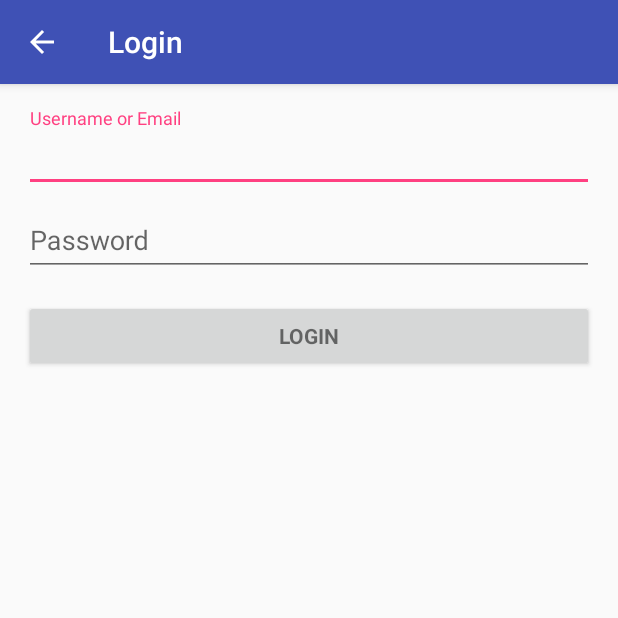
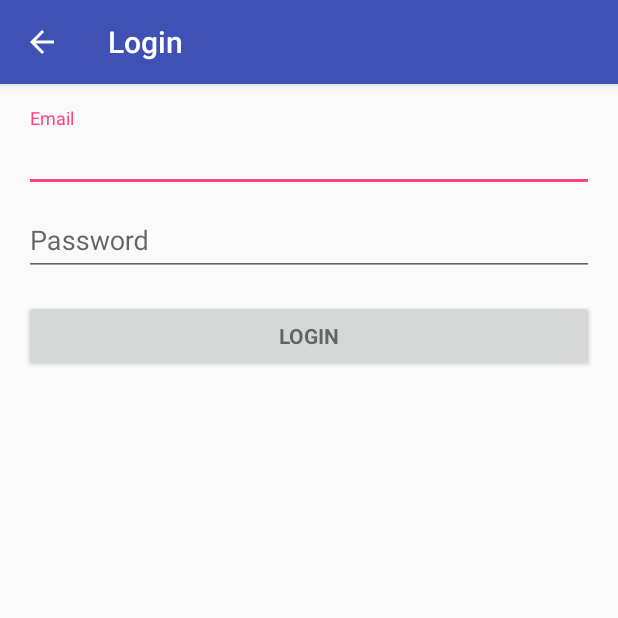
Before and after one commit to ucsdCSE110wi16/CSE110M260T8, an Android app: the screen it shows after launch (LoginActivity), after a tap on "LOGIN", on a phone screen of 412 x 824 dp, the top half of it. Run offline under Robolectric (Android 15) with nearby library versions, the light colour scheme and no system bars; libraries missing offline, so code that uses them is left out: com.firebase.client; 3 statements that could not run were skipped.

Commit message:
Reverting foreced changes, adding empty contsructors

```diff
--- a/app/src/main/java/com/example/anara/myapplication/GroupKeywords.java
+++ b/app/src/main/java/com/example/anara/myapplication/GroupKeywords.java
@@ -15,4 +15,7 @@ String groupId;
 
     public void setgroupKey(String keyword) { this.keyword = keyword; }
 
+    public GroupKeywords(){
+
+    }
 }
--- a/app/src/main/java/com/example/anara/myapplication/GroupMembers.java
+++ b/app/src/main/java/com/example/anara/myapplication/GroupMembers.java
@@ -14,6 +14,8 @@ public class GroupMembers {
     public String getUserMem() { return userId; }
 
     public void setUserMem(String userId) { this.userId = userId; }
+    public GroupMembers(){
 
+    }
 
 }
--- a/app/src/main/java/com/example/anara/myapplication/GroupMessages.java
+++ b/app/src/main/java/com/example/anara/myapplication/GroupMessages.java
@@ -14,4 +14,8 @@ public class GroupMessages {
     public void setGGroupId( String groupId ){ this.groupId = groupId; }
 
     public String getGGroupId(){ return groupId; }
+
+    public GroupMessages(){
+
+    }
 }
--- a/app/src/main/java/com/example/anara/myapplication/Keywords.java
+++ b/app/src/main/java/com/example/anara/myapplication/Keywords.java
@@ -1,6 +1,6 @@
 package com.example.anara.myapplication;
 
-/**
+/*
  * Created by anara on 2/24/2016.
  */
 public class Keywords {
@@ -10,4 +10,7 @@ public class Keywords {
 
     public void setKeyword(String keyword) { this.keyword = keyword; }
 
+    public Keywords(){
+
+    }
 }
--- a/app/src/main/java/com/example/anara/myapplication/LoginActivity.java
+++ b/app/src/main/java/com/example/anara/myapplication/LoginActivity.java
@@ -3,6 +3,7 @@ package com.example.anara.myapplication;
 import android.animation.Animator;
 import android.animation.AnimatorListenerAdapter;
 import android.annotation.TargetApi;
+import android.app.DownloadManager;
 import android.content.pm.PackageManager;
 import android.support.annotation.NonNull;
 import android.support.design.widget.Snackbar;
@@ -19,6 +20,7 @@ import android.os.Build;
 import android.os.Bundle;
 import android.provider.ContactsContract;
 import android.text.TextUtils;
+import android.util.Log;
 import android.view.KeyEvent;
 import android.view.View;
 import android.view.View.OnClickListener;
@@ -50,9 +52,10 @@ public class LoginActivity extends AppCompatActivity implements LoaderCallbacks<
      * A dummy authentication store containing known user names and passwords.
      * TODO: remove after connecting to a real authentication system.
      */
-    private static final ArrayList<User>uList = new ArrayList<User>();
+    private static final ArrayList<User>uList = new ArrayList<>();
     Firebase ref = new Firebase("https://burning-fire-7007.firebaseio.com/user");
-    ref.orderByKey();
+
+
     private static final String[] DUMMY_CREDENTIALS = new String[]{
             "foo@example.com:hello", "bar@example.com:world"
     };
@@ -68,7 +71,7 @@ public class LoginActivity extends AppCompatActivity implements LoaderCallbacks<
     private View mLoginFormView;
 
     @Override
-    protected void onCreate(Bundle savedInstanceState) {
+    protected void onCreate(Bundle savedInstanceState){
         super.onCreate(savedInstanceState);
         Firebase.setAndroidContext(this);
         setContentView(R.layout.activity_login);
--- a/app/src/main/java/com/example/anara/myapplication/Messages.java
+++ b/app/src/main/java/com/example/anara/myapplication/Messages.java
@@ -2,7 +2,7 @@ package com.example.anara.myapplication;
 
 import java.util.Date;
 
-/**
+/*
  * Created by anara on 2/18/2016
  * Add timestamp.
  */
@@ -33,4 +33,7 @@ public class Messages {
 
     public void setMsgDel( boolean deleted ){ this.deleted = deleted; }
 
+    public Messages(){
+
+    }
 }
--- a/app/src/main/java/com/example/anara/myapplication/SignUpActivity.java
+++ b/app/src/main/java/com/example/anara/myapplication/SignUpActivity.java
@@ -23,7 +23,7 @@ public class SignUpActivity extends AppCompatActivity {
         Firebase.setAndroidContext(this);
         setContentView(R.layout.activity_main);/*
         Toolbar toolbar = (Toolbar) findViewById(R.id.toolbar);
-        setSupportActionBar(toolbar);*/
+        setSupportActionBar(toolbar); blarg.*/
 
         FloatingActionButton fab = (FloatingActionButton) findViewById(R.id.fab);
         fab.setOnClickListener(new View.OnClickListener() {
--- a/app/src/main/java/com/example/anara/myapplication/StartActivity.java
+++ b/app/src/main/java/com/example/anara/myapplication/StartActivity.java
@@ -4,7 +4,7 @@ import android.content.Intent;
 import android.support.v7.app.AppCompatActivity;
 import android.os.Bundle;
 import android.view.View;
-
+//App landing page
 public class StartActivity extends AppCompatActivity {
 
     @Override
--- a/app/src/main/java/com/example/anara/myapplication/User.java
+++ b/app/src/main/java/com/example/anara/myapplication/User.java
@@ -1,6 +1,6 @@
 package com.example.anara.myapplication;
 
-/**
+/*
  * Created by anara on 2/7/2016.
  */
 public class User {
--- a/app/src/main/res/layout/activity_login.xml
+++ b/app/src/main/res/layout/activity_login.xml
@@ -38,7 +38,7 @@
                     android:id="@+id/email"
                     android:layout_width="match_parent"
                     android:layout_height="wrap_content"
-                    android:hint="@string/name_email"
+                    android:hint="@string/email"
                     android:inputType="textEmailAddress"
                     android:maxLines="1"
                     android:singleLine="true" />
--- a/app/src/main/res/layout/activity_main.xml
+++ b/app/src/main/res/layout/activity_main.xml
@@ -6,7 +6,7 @@
     android:layout_height="match_parent"
     android:fitsSystemWindows="true"
     tools:context="com.example.anara.myapplication.SignUpActivity">
-
+<!---->
     <android.support.design.widget.AppBarLayout
         android:layout_width="match_parent"
         android:layout_height="wrap_content"
--- a/app/src/main/res/layout/content_main.xml
+++ b/app/src/main/res/layout/content_main.xml
@@ -16,7 +16,7 @@
         android:layout_width="fill_parent"
         android:layout_height="fill_parent"
         android:weightSum="1">
-
+<!---->
         <TextView
             android:id="@+id/TextViewTitle"
             android:layout_width="wrap_content"
--- a/app/src/main/res/values/strings.xml
+++ b/app/src/main/res/values/strings.xml
@@ -12,7 +12,6 @@
     <string name="action_settings">Settings</string>
 
     <!-- Strings related to login -->
-    <string name="name_email">Username or Email</string>
     <string name="error_invalid_email">This email address is invalid</string>
     <string name="error_invalid_password">This password is too short</string>
     <string name="error_incorrect_password">This password is incorrect</string>
```
Also changed, not shown: 1 other file.
